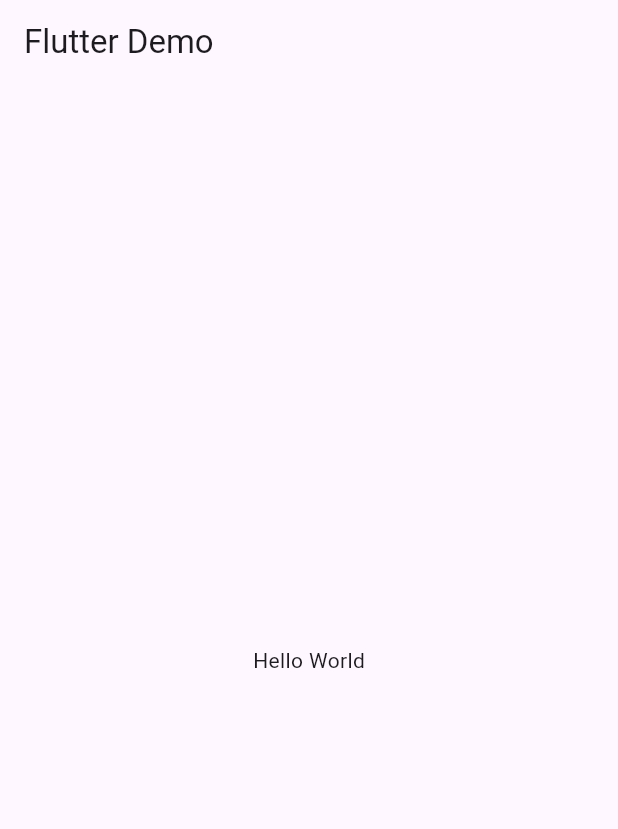
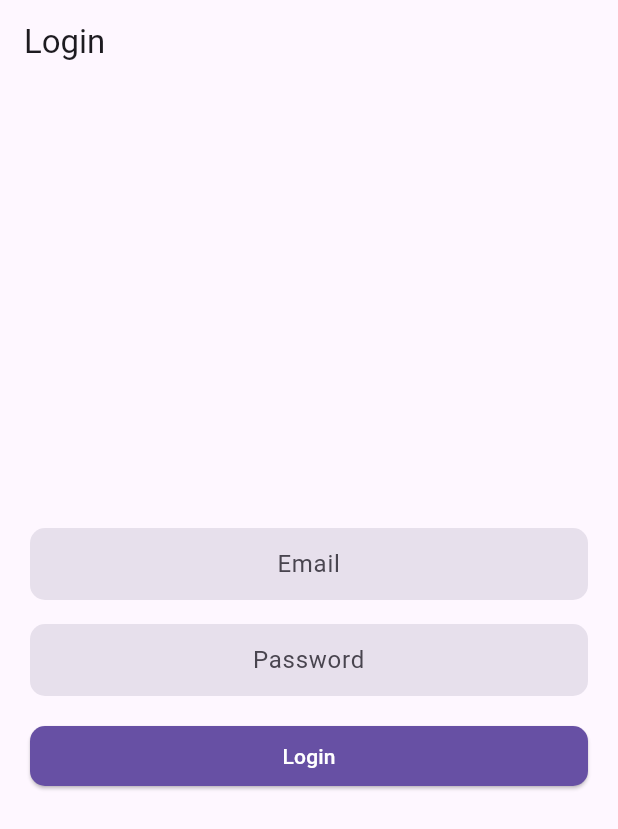
Before and after one commit to Basith-P/Flutter-BLoC-Course-Vandad, a Flutter app: the screen it shows after launch, on a phone screen of 412 x 824 dp. Shown: the top 829 px of the screen. Run offline on Flutter 3.47's test engine with Material 2 defaults, Android fonts, the phone set to English and light mode, and no system bars; our stand-ins replace bloc, equatable, firebase_auth, firebase_core, firebase_storage, flutter_hooks; accounts and stored records are empty.

Commit message:
phot storage app - part 2 - login view

```diff
--- a/lib/main.dart
+++ b/lib/main.dart
@@ -2,6 +2,8 @@ import 'package:firebase_core/firebase_core.dart';
 import 'package:flutter/material.dart';
 
 import 'firebase_options.dart';
+import 'utils/global/keys.dart';
+import 'views/login_view.dart';
 
 void main() async {
   WidgetsFlutterBinding.ensureInitialized();
@@ -14,14 +16,19 @@ class App extends StatelessWidget {
 
   @override
   Widget build(BuildContext context) {
-    return MaterialApp(
-      title: 'Photo Storage',
-      theme: ThemeData.light(useMaterial3: true),
-      darkTheme: ThemeData.dark(useMaterial3: true).copyWith(
-        appBarTheme: const AppBarTheme(centerTitle: true),
+    return GestureDetector(
+      onTap: () => FocusManager.instance.primaryFocus?.unfocus(),
+      child: MaterialApp(
+        title: 'Photo Storage',
+        navigatorKey: navigatorKey,
+        theme: ThemeData.light(useMaterial3: true),
+        darkTheme: ThemeData.dark(useMaterial3: true).copyWith(
+          appBarTheme: const AppBarTheme(centerTitle: true),
+        ),
+        themeMode: ThemeMode.system,
+        debugShowCheckedModeBanner: false,
+        home: const LoginView(),
       ),
-      themeMode: ThemeMode.system,
-      home: const HomePage(),
     );
   }
 }
--- /dev/null
+++ b/lib/utils/global/keys.dart
@@ -0,0 +1,3 @@
+import 'package:flutter/material.dart' show GlobalKey, NavigatorState;
+
+final navigatorKey = GlobalKey<NavigatorState>();
--- /dev/null
+++ b/lib/utils/if_debugging.dart
@@ -0,0 +1,5 @@
+import 'package:flutter/foundation.dart' show kDebugMode;
+
+extension IfDebugging on String {
+  String? get ifDebugging => kDebugMode ? this : null;
+}
--- /dev/null
+++ b/lib/utils/vars/input_decorations.dart
@@ -0,0 +1,13 @@
+import 'package:flutter/material.dart';
+
+import '../global/keys.dart';
+
+final kInputDecoration = InputDecoration(
+  filled: true,
+  fillColor: Theme.of(navigatorKey.currentContext!).colorScheme.surfaceVariant,
+  isDense: true,
+  border: OutlineInputBorder(
+    borderRadius: BorderRadius.circular(10.0),
+    borderSide: BorderSide.none,
+  ),
+);
--- /dev/null
+++ b/lib/views/login_view.dart
@@ -0,0 +1,54 @@
+import 'package:flutter/material.dart';
+import 'package:flutter_hooks/flutter_hooks.dart';
+
+import '../utils/if_debugging.dart';
+import '../utils/vars/input_decorations.dart';
+
+class LoginView extends HookWidget {
+  const LoginView({Key? key}) : super(key: key);
+
+  @override
+  Widget build(BuildContext context) {
+    final emailController =
+        useTextEditingController(text: 'abc@xyz.com'.ifDebugging);
+    final passwordController =
+        useTextEditingController(text: 'foobar'.ifDebugging);
+
+    return Scaffold(
+        appBar: AppBar(title: const Text('Login')),
+        body: Center(
+          child: Padding(
+            padding: const EdgeInsets.all(20.0),
+            child: Column(
+              mainAxisAlignment: MainAxisAlignment.center,
+              crossAxisAlignment: CrossAxisAlignment.stretch,
+              children: [
+                TextField(
+                  controller: emailController,
+                  decoration: kInputDecoration.copyWith(hintText: 'Email'),
+                  textAlign: TextAlign.center,
+                ),
+                const SizedBox(height: 16.0),
+                TextField(
+                  controller: passwordController,
+                  decoration: kInputDecoration.copyWith(hintText: 'Password'),
+                  obscureText: true,
+                  textAlign: TextAlign.center,
+                ),
+                const SizedBox(height: 16.0),
+                ElevatedButton(
+                  onPressed: () {},
+                  style: ElevatedButton.styleFrom(
+                    shape: RoundedRectangleBorder(
+                        borderRadius: BorderRadius.circular(10.0)),
+                    foregroundColor: Theme.of(context).colorScheme.onPrimary,
+                    backgroundColor: Theme.of(context).colorScheme.primary,
+                  ),
+                  child: const Text('Login'),
+                ),
+              ],
+            ),
+          ),
+        ));
+  }
+}
```
Also changed, not shown: lib/loading/loading_overlay.dart (added, +106 -0 lines), lib/loading/loading_overlay_controller.dart (added, +15 -0 lines), 1 other file.
